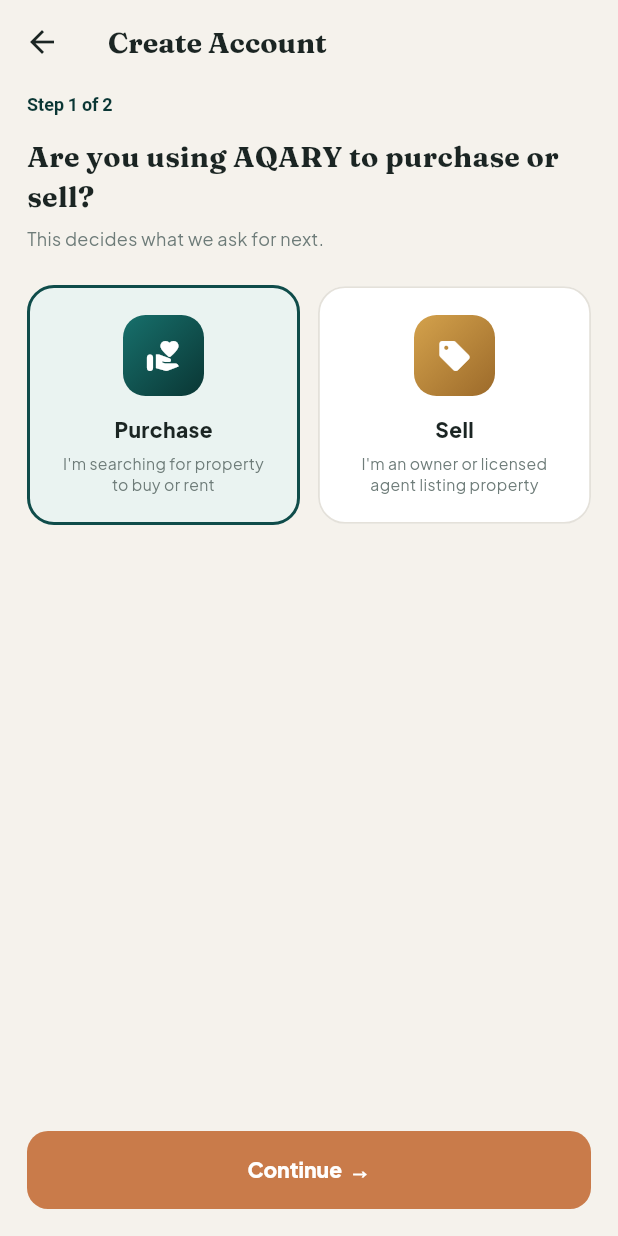
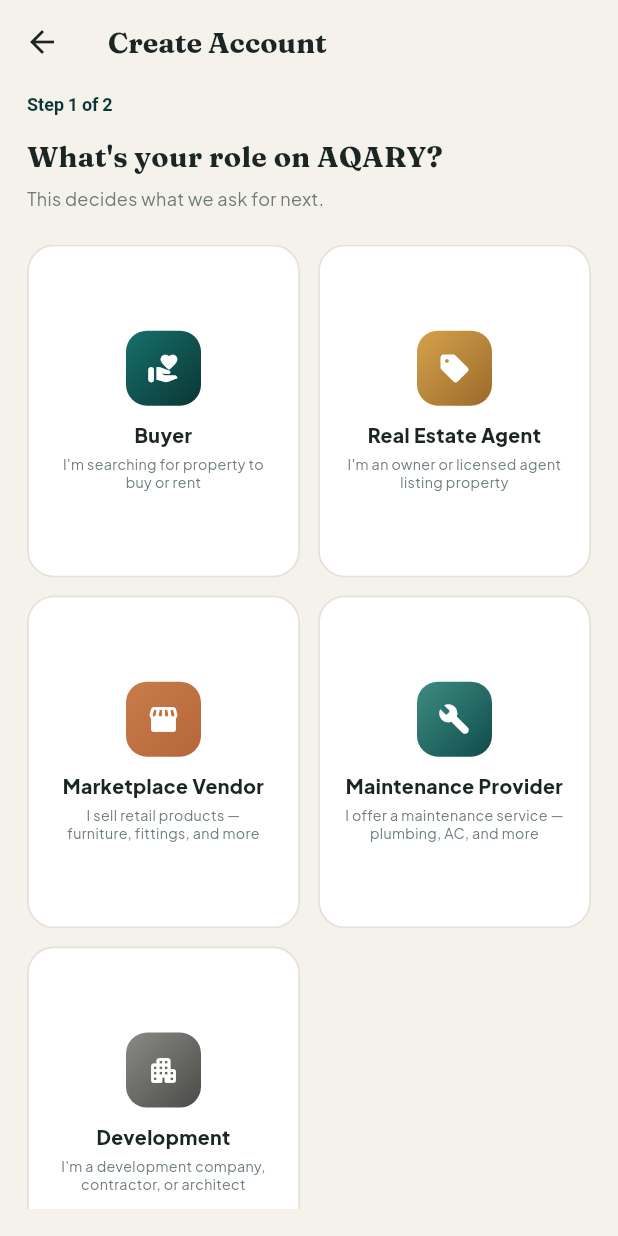
Before and after one commit to talalscorpions-dotcom/Aqary33, a Flutter app: the screen it shows after launch, after a tap on "Sign Up", on a phone screen of 412 x 824 dp. Run offline on Flutter 3.47's test engine with Material 3 defaults, Android fonts, the phone set to English and light mode, and no system bars; our stand-ins replace google_fonts, shared_preferences; accounts and stored records are empty.

Commit message:
Show every sign-up role as an icon tile, not a dropdown
RoleChoiceScreen was a "Purchase or Sell" two-card picker where Sell
then hid all four actual seller categories (Real Estate Agent,
Marketplace Vendor, Maintenance Provider, Development) behind a text
dropdown on the next screen. Replaced it with a single icon grid of all
five roles — tapping one both picks the role and, for the four seller
variants, the category in one step, matching the icon-tile language
already used for HomeScreen's module grid.

SignUpFormScreen now takes that category in via
initialSellerCategory instead of re-asking with its own "Seller
Category" dropdown, which is gone — step 2 goes straight from the
breadcrumb (already showing the chosen category) into the
category-specific sub-picker (marketplace/maintenance/development) and
the contact fields.

Verified in a built web release: all 5 tiles render with distinct
icons/labels, and tapping one navigates straight to step 2 with the
right category pre-set, right sub-category dropdown, and right
verification documents — no dropdown re-ask. flutter analyze and
flutter test pass.

Co-Authored-By: Claude Sonnet 5 <noreply@anthropic.com>
Claude-Session: https://claude.ai/code/session_01H6oahvENe6WVsJQjenBGDc

```diff
--- a/aqary_app/lib/screens/onboarding/role_choice_screen.dart
+++ b/aqary_app/lib/screens/onboarding/role_choice_screen.dart
@@ -5,18 +5,97 @@ import 'signup_form_screen.dart';
 
 enum AccountRole { purchase, sell }
 
-/// "Are you using AQARY to purchase or sell?" — Step 1 of 2 in sign-up.
-/// The answer decides whether [SignUpFormScreen] also asks for an Agent
-/// Licence and Photo ID, per the Statement of Work's onboarding scope.
-class RoleChoiceScreen extends StatefulWidget {
-  const RoleChoiceScreen({super.key});
+/// Every role AQARY supports, shown as one icon grid instead of a
+/// purchase-or-sell choice that then hid four more options behind a text
+/// dropdown. Picking a tile both answers "purchase or sell" and — for the
+/// four business roles — the seller category in one tap, so
+/// [SignUpFormScreen] never re-asks it.
+enum RoleOption { buyer, realEstateAgent, marketplaceVendor, maintenanceProvider, development }
 
-  @override
-  State<RoleChoiceScreen> createState() => _RoleChoiceScreenState();
+extension RoleOptionX on RoleOption {
+  String get title {
+    switch (this) {
+      case RoleOption.buyer:
+        return 'Buyer';
+      case RoleOption.realEstateAgent:
+        return 'Real Estate Agent';
+      case RoleOption.marketplaceVendor:
+        return 'Marketplace Vendor';
+      case RoleOption.maintenanceProvider:
+        return 'Maintenance Provider';
+      case RoleOption.development:
+        return 'Development';
+    }
   }
 
-class _RoleChoiceScreenState extends State<RoleChoiceScreen> {
-  AccountRole _role = AccountRole.purchase;
+  String get subtitle {
+    switch (this) {
+      case RoleOption.buyer:
+        return "I'm searching for property to buy or rent";
+      case RoleOption.realEstateAgent:
+        return "I'm an owner or licensed agent listing property";
+      case RoleOption.marketplaceVendor:
+        return "I sell retail products — furniture, fittings, and more";
+      case RoleOption.maintenanceProvider:
+        return "I offer a maintenance service — plumbing, AC, and more";
+      case RoleOption.development:
+        return "I'm a development company, contractor, or architect";
+    }
+  }
+
+  IconData get icon {
+    switch (this) {
+      case RoleOption.buyer:
+        return Icons.volunteer_activism_rounded;
+      case RoleOption.realEstateAgent:
+        return Icons.sell_rounded;
+      case RoleOption.marketplaceVendor:
+        return Icons.storefront_rounded;
+      case RoleOption.maintenanceProvider:
+        return Icons.build_rounded;
+      case RoleOption.development:
+        return Icons.apartment_rounded;
+    }
+  }
+
+  List<Color> get gradient {
+    switch (this) {
+      case RoleOption.buyer:
+        return const [Color(0xFF17706C), AppColors.tealDark];
+      case RoleOption.realEstateAgent:
+        return const [AppColors.gold, Color(0xFF9C6A2A)];
+      case RoleOption.marketplaceVendor:
+        return const [AppColors.terra, Color(0xFFB5673A)];
+      case RoleOption.maintenanceProvider:
+        return const [Color(0xFF3E8C82), AppColors.teal];
+      case RoleOption.development:
+        return const [Color(0xFF8A8A87), Color(0xFF4A4A47)];
+    }
+  }
+
+  AccountRole get accountRole => this == RoleOption.buyer ? AccountRole.purchase : AccountRole.sell;
+
+  SellerCategory? get sellerCategory {
+    switch (this) {
+      case RoleOption.buyer:
+        return null;
+      case RoleOption.realEstateAgent:
+        return SellerCategory.realEstateAgent;
+      case RoleOption.marketplaceVendor:
+        return SellerCategory.marketplaceRetail;
+      case RoleOption.maintenanceProvider:
+        return SellerCategory.maintenance;
+      case RoleOption.development:
+        return SellerCategory.development;
+    }
+  }
+}
+
+/// Step 1 of sign-up — pick a role, tap to continue straight to
+/// [SignUpFormScreen]. No separate "Continue" button: a role grid is
+/// exactly the kind of choice where tapping the tile IS the decision.
+class RoleChoiceScreen extends StatelessWidget {
+  const RoleChoiceScreen({super.key});
 
   @override
   Widget build(BuildContext context) {
@@ -30,44 +109,34 @@ class _RoleChoiceScreenState extends State<RoleChoiceScreen> {
             children: [
               const Breadcrumb(path: ['Step 1 of 2']),
               Text(
-                'Are you using AQARY to purchase or sell?',
+                "What's your role on AQARY?",
                 style: AppTextStyles.heading.copyWith(fontSize: 19),
               ),
               const SizedBox(height: 6),
               const Text('This decides what we ask for next.', style: TextStyle(fontSize: 12, color: AppColors.mute)),
               const SizedBox(height: 22),
-              Row(
+              Expanded(
+                child: GridView.count(
+                  crossAxisCount: 2,
+                  crossAxisSpacing: 12,
+                  mainAxisSpacing: 12,
+                  childAspectRatio: 0.82,
                   children: [
-                  Expanded(
-                    child: _RoleCard(
-                      icon: Icons.volunteer_activism_rounded,
-                      title: 'Purchase',
-                      subtitle: "I'm searching for property to buy or rent",
-                      gradient: const [Color(0xFF17706C), AppColors.tealDark],
-                      selected: _role == AccountRole.purchase,
-                      onTap: () => setState(() => _role = AccountRole.purchase),
+                    for (final option in RoleOption.values)
+                      _RoleTile(
+                        option: option,
+                        onTap: () => Navigator.push(
+                          context,
+                          MaterialPageRoute(
+                            builder: (_) => SignUpFormScreen(
+                              role: option.accountRole,
+                              initialSellerCategory: option.sellerCategory,
                             ),
                           ),
-                  const SizedBox(width: 12),
-                  Expanded(
-                    child: _RoleCard(
-                      icon: Icons.sell_rounded,
-                      title: 'Sell',
-                      subtitle: "I'm an owner or licensed agent listing property",
-                      gradient: const [AppColors.gold, Color(0xFF9C6A2A)],
-                      selected: _role == AccountRole.sell,
-                      onTap: () => setState(() => _role = AccountRole.sell),
                         ),
                       ),
                   ],
                 ),
-              const Spacer(),
-              ElevatedButton(
-                onPressed: () => Navigator.push(
-                  context,
-                  MaterialPageRoute(builder: (_) => SignUpFormScreen(role: _role)),
-                ),
-                child: const Text('Continue  →'),
               ),
             ],
           ),
@@ -77,52 +146,42 @@ class _RoleChoiceScreenState extends State<RoleChoiceScreen> {
   }
 }
 
-class _RoleCard extends StatelessWidget {
-  final IconData icon;
-  final String title;
-  final String subtitle;
-  final List<Color> gradient;
-  final bool selected;
+class _RoleTile extends StatelessWidget {
+  final RoleOption option;
   final VoidCallback onTap;
 
-  const _RoleCard({
-    required this.icon,
-    required this.title,
-    required this.subtitle,
-    required this.gradient,
-    required this.selected,
-    required this.onTap,
-  });
+  const _RoleTile({required this.option, required this.onTap});
 
   @override
   Widget build(BuildContext context) {
     return Material(
-      color: selected ? AppColors.tealTint : AppColors.card,
+      color: AppColors.card,
       borderRadius: BorderRadius.circular(18),
       child: InkWell(
         borderRadius: BorderRadius.circular(18),
         onTap: onTap,
         child: Container(
-          padding: const EdgeInsets.all(18),
+          padding: const EdgeInsets.all(16),
           decoration: BoxDecoration(
             borderRadius: BorderRadius.circular(18),
-            border: Border.all(color: selected ? AppColors.teal : AppColors.line, width: selected ? 2 : 1.2),
+            border: Border.all(color: AppColors.line, width: 1.2),
           ),
           child: Column(
+            mainAxisAlignment: MainAxisAlignment.center,
             children: [
               Container(
-                width: 54,
-                height: 54,
+                width: 50,
+                height: 50,
                 decoration: BoxDecoration(
-                  borderRadius: BorderRadius.circular(15),
-                  gradient: LinearGradient(colors: gradient, begin: Alignment.topLeft, end: Alignment.bottomRight),
+                  borderRadius: BorderRadius.circular(14),
+                  gradient: LinearGradient(colors: option.gradient, begin: Alignment.topLeft, end: Alignment.bottomRight),
                 ),
-                child: Icon(icon, color: Colors.white, size: 24),
+                child: Icon(option.icon, color: Colors.white, size: 22),
               ),
-              const SizedBox(height: 12),
-              Text(title, style: const TextStyle(fontSize: 14, fontWeight: FontWeight.w800, color: AppColors.ink)),
-              const SizedBox(height: 6),
-              Text(subtitle, textAlign: TextAlign.center, style: const TextStyle(fontSize: 10.5, color: AppColors.mute, height: 1.3)),
+              const SizedBox(height: 10),
+              Text(option.title, textAlign: TextAlign.center, style: const TextStyle(fontSize: 13, fontWeight: FontWeight.w800, color: AppColors.ink)),
+              const SizedBox(height: 4),
+              Text(option.subtitle, textAlign: TextAlign.center, style: const TextStyle(fontSize: 9.5, color: AppColors.mute, height: 1.25)),
             ],
           ),
         ),
--- a/aqary_app/lib/screens/onboarding/signup_form_screen.dart
+++ b/aqary_app/lib/screens/onboarding/signup_form_screen.dart
@@ -136,7 +136,14 @@ extension DevelopmentCategoryX on DevelopmentCategory {
 /// immediately, matching Section 3.1 of the Statement of Work.
 class SignUpFormScreen extends StatefulWidget {
   final AccountRole role;
-  const SignUpFormScreen({super.key, required this.role});
+
+  /// The seller category, already decided by which icon was tapped on
+  /// [RoleChoiceScreen] — required whenever [role] is
+  /// [AccountRole.sell], since every seller-shaped role tile maps to
+  /// exactly one category.
+  final SellerCategory? initialSellerCategory;
+
+  const SignUpFormScreen({super.key, required this.role, this.initialSellerCategory});
 
   @override
   State<SignUpFormScreen> createState() => _SignUpFormScreenState();
@@ -155,6 +162,12 @@ class _SignUpFormScreenState extends State<SignUpFormScreen> {
   bool _submitting = false;
 
   bool get _isSeller => widget.role == AccountRole.sell;
+
+  @override
+  void initState() {
+    super.initState();
+    _sellerCategory = widget.initialSellerCategory;
+  }
 
   @override
   void dispose() {
@@ -183,28 +196,6 @@ class _SignUpFormScreenState extends State<SignUpFormScreen> {
               ]),
               const SizedBox(height: 4),
               if (_isSeller) ...[
-                Text('SELLER CATEGORY', style: AppTextStyles.kicker),
-                const SizedBox(height: 10),
-                DropdownButtonFormField<SellerCategory>(
-                  value: _sellerCategory,
-                  onChanged: (v) => setState(() {
-                    _sellerCategory = v;
-                    // A sub-category from a previous pick no longer applies
-                    // once the seller category changes.
-                    _marketplaceCategory = null;
-                    _maintenanceCategory = null;
-                    _developmentCategory = null;
-                  }),
-                  validator: (v) => v == null
-                      ? 'Select what kind of seller account this is'
-                      : null,
-                  decoration: const InputDecoration(
-                      hintText: 'What are you selling on AQARY?'),
-                  items: SellerCategory.values
-                      .map((c) =>
-                          DropdownMenuItem(value: c, child: Text(c.label)))
-                      .toList(),
-                ),
                 if (_sellerCategory == SellerCategory.marketplaceRetail)
                   ..._subCategoryDropdown<MarketplaceCategory>(
                     label: 'MARKETPLACE CATEGORY',
@@ -259,13 +250,7 @@ class _SignUpFormScreenState extends State<SignUpFormScreen> {
                 Text('VERIFICATION — REQUIRED FOR SELLERS',
                     style: AppTextStyles.kicker),
                 const SizedBox(height: 10),
-                if (_sellerCategory == null)
-                  const Text(
-                    'Pick a category above to see the documents you need to upload.',
-                    style: TextStyle(
-                        fontSize: 11.5, color: AppColors.mute, height: 1.4),
-                  )
-                else if (_sellerCategory!.requiresAgentDocs) ...[
+                if (_sellerCategory!.requiresAgentDocs) ...[
                   const _UploadBox(
                       icon: Icons.badge_rounded,
                       label:
```
Lines whose indentation alone changed are shown as unchanged.
